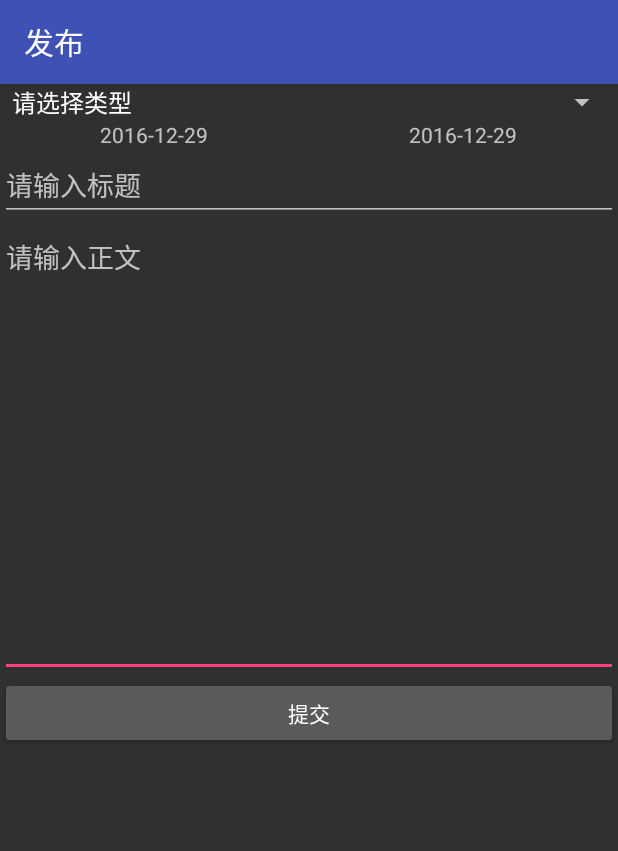
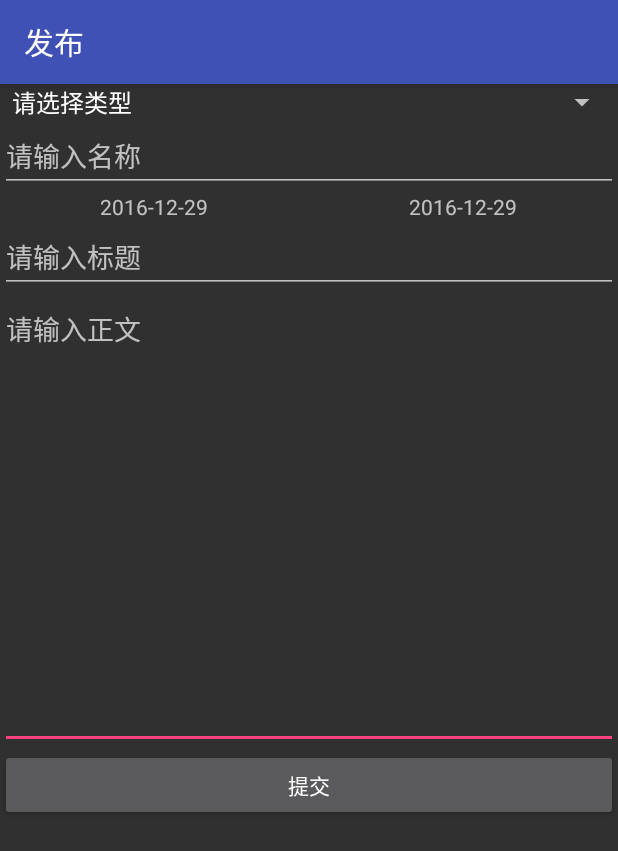
Before and after one commit to HiddenSnail/Flosing, an Android app: the LostPublishActivity screen opened directly, with no data from a screen before it, after a tap on "提交", on a phone screen of 412 x 824 dp. Shown: the top 851 px of the screen. Run offline under Robolectric (Android 15) with nearby library versions, the phone set to English and light mode, and no system bars; libraries missing offline, so code that uses them is left out: com.avos.avoscloud, rx.android.schedulers, rx.functions, rx.schedulers; 1 statement that could not run was skipped.

Commit message:
添加name输入，修复未选择类型时崩溃，添加开始时间和结束时间对比

```diff
--- a/Flosing/app/src/main/java/com/our/flosing/view/LostPublishActivity.java
+++ b/Flosing/app/src/main/java/com/our/flosing/view/LostPublishActivity.java
@@ -5,6 +5,7 @@ import android.icu.text.DateFormat;
 import android.icu.text.SimpleDateFormat;
 import android.icu.util.Calendar;
 import android.os.Bundle;
+import android.support.v4.content.LocalBroadcastManager;
 import android.support.v7.app.AppCompatActivity;
 import android.util.Log;
 import android.view.MenuItem;
@@ -30,15 +31,19 @@ import java.util.Locale;
  */
 
 
-//TODO:界面布局修改，添加name，时间判断，空指针问题
+//TODO:界面布局修改，时间
 public class LostPublishActivity extends AppCompatActivity implements ILostPublishView {
     static private LostPublishPresenter lostPublishPresenter;
 
     private EditText titleView;
     private EditText descriptionView;
     private Spinner typesView;
+    private EditText nameView;
     private TextView startDateView;
     private TextView endDateView;
+
+    private Date startDate;
+    private Date endDate;
 
     private TextView dateChange = null;
 
@@ -60,6 +65,7 @@ public class LostPublishActivity extends AppCompatActivity implements ILostPubli
         titleView = (EditText) findViewById(R.id.edittext_title_publish);
         descriptionView = (EditText) findViewById(R.id.edittext_description_publish);
         typesView = (Spinner) findViewById(R.id.spinner_types_publish);
+        nameView = (EditText) findViewById(R.id.edittext_name_publish);
         startDateView = (TextView) findViewById(R.id.textview_startdate_publish);
         endDateView = (TextView) findViewById(R.id.textview_enddate_publish);
 
@@ -73,6 +79,15 @@ public class LostPublishActivity extends AppCompatActivity implements ILostPubli
         day=calendar.get(Calendar.DAY_OF_MONTH);//获取这个月的第几天
         startDateView.setText(year+"-"+(month+1)+"-"+day); //显示当前的年月日
         endDateView.setText(year+"-"+(month+1)+"-"+day);
+
+        DateFormat sdf = new SimpleDateFormat("yyyy-MM-dd");
+        try{
+            startDate = sdf.parse(startDateView.getText().toString());
+            endDate = sdf.parse(endDateView.getText().toString());
+        }catch (Exception e){
+        }
+
+
 
         startDateView.setOnClickListener(new View.OnClickListener() {
             @Override
@@ -113,6 +128,15 @@ public class LostPublishActivity extends AppCompatActivity implements ILostPubli
                     Toast.makeText(LostPublishActivity.this,"请选择结束时间",Toast.LENGTH_SHORT).show();
                     cancel = true;
                 }*/
+                if (startDate.after(endDate)){
+                    Toast.makeText(LostPublishActivity.this,"开始时间必须早于或等于结束时间",Toast.LENGTH_SHORT).show();
+                    cancel = true;
+                }
+                if ("".equals(nameView.getText().toString())){
+                    Toast.makeText(LostPublishActivity.this,"请输入名称",Toast.LENGTH_SHORT).show();
+                    cancel = true;
+                    focusView = nameView;
+                }
                 if ("".equals(titleView.getText().toString())){
                     Toast.makeText(LostPublishActivity.this,"请输入标题",Toast.LENGTH_SHORT).show();
                     cancel = true;
@@ -125,7 +149,7 @@ public class LostPublishActivity extends AppCompatActivity implements ILostPubli
                 }
 
                 if(cancel){
-                    focusView.requestFocus();
+                    if (focusView !=null ) focusView.requestFocus();
                 }else{
                     attemptLostPublish();
                 }
@@ -160,24 +184,27 @@ public class LostPublishActivity extends AppCompatActivity implements ILostPubli
             dateChange.setText(year+"-"+(month+1)+"-"+day);
             Log.d("dateChange",dateChange.getText().toString());
             dateChange = null;
+
+            DateFormat sdf = new SimpleDateFormat("yyyy-MM-dd");
+            try{
+                startDate = sdf.parse(startDateView.getText().toString());
+                endDate = sdf.parse(endDateView.getText().toString());
+            }catch (Exception e){
+            }
         }
     };
 
     private void attemptLostPublish() {
 
-        DateFormat sdf = new SimpleDateFormat("yyyy-MM-dd");
-        Date startDate;
-        Date endDate;
+//        Date startDate;
+//        Date endDate;
         try {
-
-            startDate = sdf.parse(startDateView.getText().toString());
-            endDate = sdf.parse(endDateView.getText().toString());
-
             LostCard lostCard = new LostCard();
 
             lostCard.setTitle(titleView.getText().toString());
             lostCard.setType(typesView.getSelectedItem().toString());
             lostCard.setDescription(descriptionView.getText().toString());
+            lostCard.setName(nameView.getText().toString());
             lostCard.setSDate(startDate);
             lostCard.setEDate(endDate);
             lostCard.setIsFinish(false);
@@ -189,7 +216,7 @@ public class LostPublishActivity extends AppCompatActivity implements ILostPubli
             Log.d("lostCard",lostCard.getSDate().toString());
             Log.d("lostCard",lostCard.getEDate().toString());
 
-            lostPublishPresenter.publishLost(lostCard);
+//            lostPublishPresenter.publishLost(lostCard);
 
         } catch (Exception e) {
 
--- a/Flosing/app/src/main/res/layout/avtivity_lost_publish.xml
+++ b/Flosing/app/src/main/res/layout/avtivity_lost_publish.xml
@@ -22,6 +22,12 @@
                 android:entries="@array/types">
 
             </Spinner>
+
+            <EditText
+                android:id="@+id/edittext_name_publish"
+                android:layout_width="match_parent"
+                android:layout_height="wrap_content"
+                android:hint="请输入名称"/>
 
             <LinearLayout
                 android:layout_width="match_parent"
```
